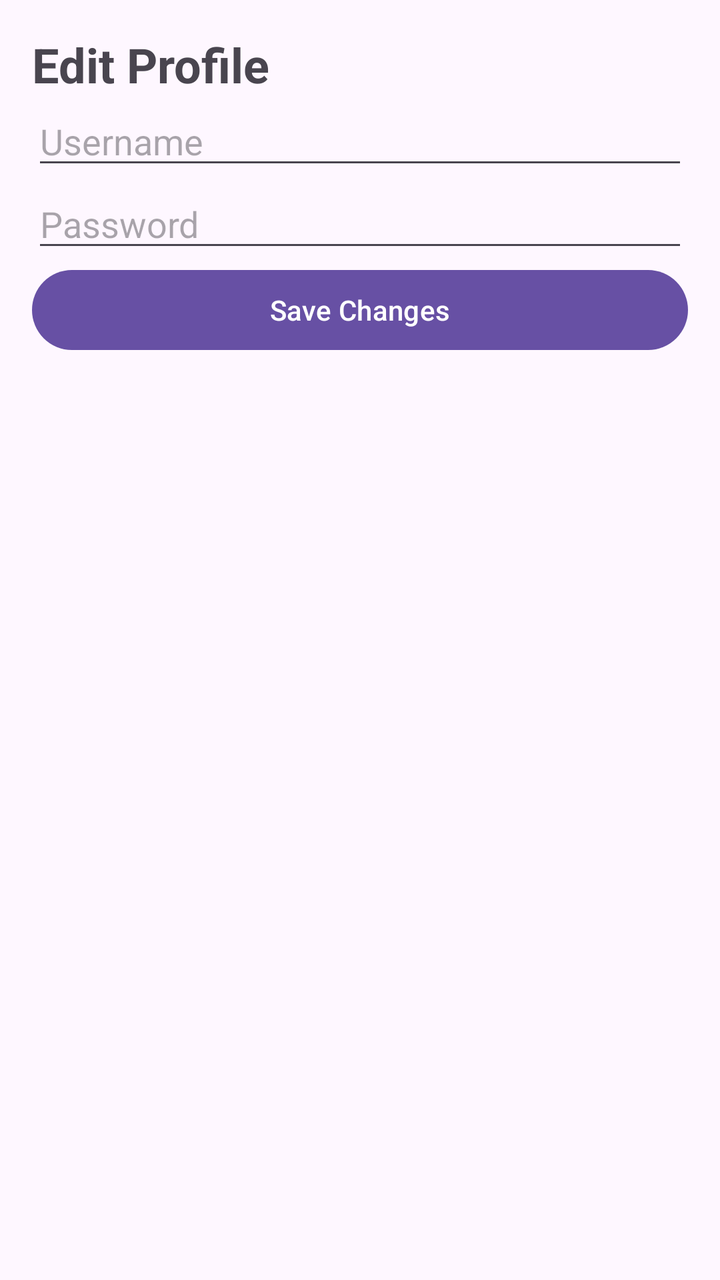
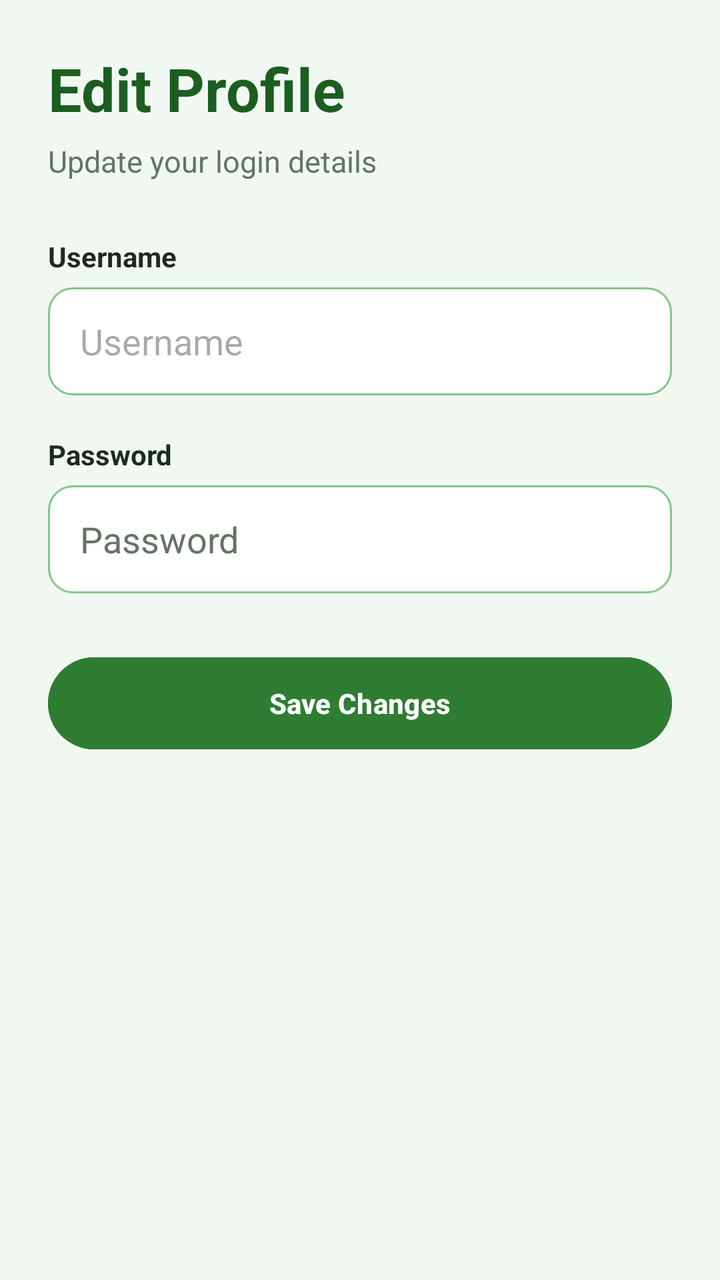

Screens rendered from an Android XML layout before and after an edit, with the pre-edit source and the edit as a unified diff.
<!-- AndroidManifest.xml: application theme Theme.SmartPantryManager -->
<!-- res/layout/activity_edit_profile.xml -->
<?xml version="1.0" encoding="utf-8"?>
<LinearLayout xmlns:android="http://schemas.android.com/apk/res/android"
    android:orientation="vertical"
    android:padding="16dp"
    android:layout_width="match_parent"
    android:layout_height="match_parent">

    <TextView
        android:text="Edit Profile"
        android:textSize="24sp"
        android:textStyle="bold"
        android:layout_width="wrap_content"
        android:layout_height="wrap_content" />

    <EditText
        android:id="@+id/Username"
        android:hint="Username"
        android:layout_width="match_parent"
        android:layout_height="wrap_content" />

    <EditText
        android:id="@+id/Password"
        android:hint="Password"
        android:inputType="textPassword"
        android:layout_width="match_parent"
        android:layout_height="wrap_content" />

    <Button
        android:id="@+id/btnSaveChanges"
        android:text="Save Changes"
        android:layout_width="match_parent"
        android:layout_height="wrap_content" />

</LinearLayout>
<!-- resources referenced by this layout -->
<resources>
  <style name="Theme.SmartPantryManager" parent="Base.Theme.SmartPantryManager" />
  <style name="Base.Theme.SmartPantryManager" parent="Theme.Material3.DayNight.NoActionBar">
          
          
      </style>
</resources>

<!-- the commit's change to res/layout/activity_edit_profile.xml (unified diff, before → after) -->
@@ -1,34 +1,77 @@
 <?xml version="1.0" encoding="utf-8"?>
 <LinearLayout xmlns:android="http://schemas.android.com/apk/res/android"
     android:orientation="vertical"
-    android:padding="16dp"
+    android:padding="24dp"
+    android:background="@color/green_very_light"
     android:layout_width="match_parent"
     android:layout_height="match_parent">
 
     <TextView
         android:text="Edit Profile"
-        android:textSize="24sp"
+        android:textSize="30sp"
+        android:textStyle="bold"
+        android:textColor="@color/green_dark"
+        android:layout_width="wrap_content"
+        android:layout_height="wrap_content" />
+
+    <TextView
+        android:text="Update your login details"
+        android:textColor="@color/text_secondary"
+        android:textSize="15sp"
+        android:layout_marginTop="6dp"
+        android:layout_marginBottom="28dp"
+        android:layout_width="wrap_content"
+        android:layout_height="wrap_content"/>
+
+    <TextView
+        android:text="Username"
+        android:textColor="@color/text_primary"
         android:textStyle="bold"
         android:layout_width="wrap_content"
-        android:layout_height="wrap_content" />
+        android:layout_height="wrap_content"/>
 
     <EditText
         android:id="@+id/Username"
         android:hint="Username"
+        android:singleLine="true"
+        android:background="@drawable/bg_input"
+        android:paddingStart="16dp"
+        android:paddingEnd="16dp"
+        android:textColor="@color/text_primary"
+        android:layout_marginTop="6dp"
         android:layout_width="match_parent"
-        android:layout_height="wrap_content" />
+        android:layout_height="54dp" />
+
+    <TextView
+        android:text="Password"
+        android:textColor="@color/text_primary"
+        android:textStyle="bold"
+        android:layout_marginTop="20dp"
+        android:layout_width="wrap_content"
+        android:layout_height="wrap_content"/>
 
     <EditText
         android:id="@+id/Password"
         android:hint="Password"
         android:inputType="textPassword"
+        android:singleLine="true"
+        android:background="@drawable/bg_input"
+        android:paddingStart="16dp"
+        android:paddingEnd="16dp"
+        android:textColor="@color/text_primary"
+        android:textColorHint="@color/text_secondary"
+        android:layout_marginTop="6dp"
         android:layout_width="match_parent"
-        android:layout_height="wrap_content" />
+        android:layout_height="54dp" />
 
     <Button
         android:id="@+id/btnSaveChanges"
         android:text="Save Changes"
+        android:textColor="@color/White"
+        android:textStyle="bold"
+        android:backgroundTint="@color/green_primary"
+        android:layout_marginTop="28dp"
         android:layout_width="match_parent"
-        android:layout_height="wrap_content" />
+        android:layout_height="54dp" />
 
 </LinearLayout>
<!-- resource entries referenced after the edit -->
@@ -1,6 +1,22 @@
 <!-- resources referenced by this layout -->
 <resources>
+  <color name="White">#FFFFFF</color>
+  <color name="green_dark">#1B5E20</color>
+  <color name="green_primary">#2E7D32</color>
+  <color name="green_very_light">#F1F8F2</color>
+  <color name="text_primary">#1F2A1F</color>
+  <color name="text_secondary">#657365</color>
+  <!-- drawable bg_input (drawable) -->
+  <?xml version="1.0" encoding="utf-8"?>
+  <shape xmlns:android="http://schemas.android.com/apk/res/android" android:shape="rectangle">
+      <solid android:color="@color/White"/>
+      <stroke
+          android:width="1dp"
+          android:color="@color/green_border"/>
+      <corners android:radius="12dp"/>
+  </shape>
   <style name="Theme.SmartPantryManager" parent="Base.Theme.SmartPantryManager" />
+  <color name="green_border">#81C784</color>
   <style name="Base.Theme.SmartPantryManager" parent="Theme.Material3.DayNight.NoActionBar">
           
           
